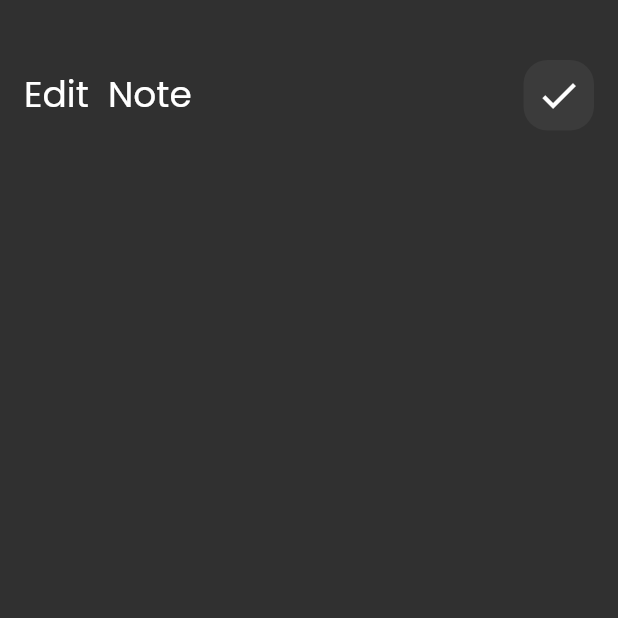
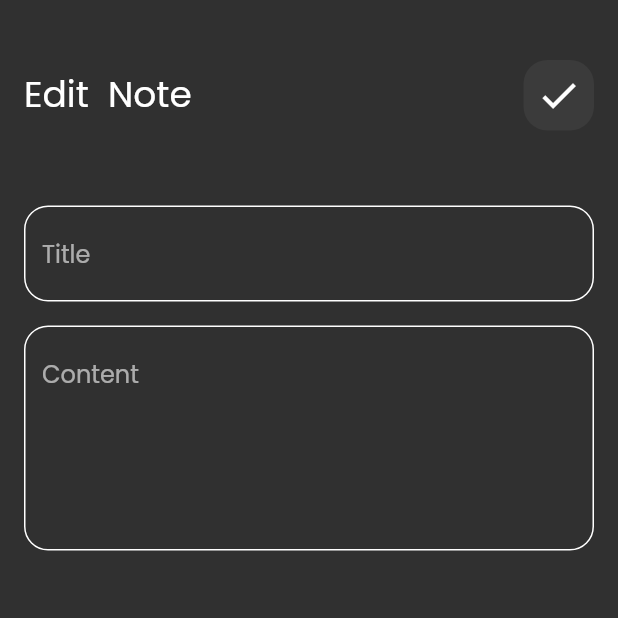
Before and after one commit to khaledabdelwahabgit/Notes-App, a Flutter app: the EditNoteView screen opened directly, on a phone screen of 412 x 824 dp, the top half of it. Run offline on Flutter 3.47's test engine with Material 2 defaults, Android fonts, the phone set to English and light mode, and no system bars; our stand-ins replace font_awesome_flutter.

Commit message:
edit note view ui done

```diff
--- a/lib/widgets/add_note_bottem_sheet.dart
+++ b/lib/widgets/add_note_bottem_sheet.dart
@@ -12,19 +12,17 @@ class AddNoteBottomSheet extends StatelessWidget {
       padding: const EdgeInsets.symmetric(horizontal: 16),
       child: SingleChildScrollView(
         child: Column(
-          children: [
+          children: const [
             SizedBox(
               height: 32,
             ),
             CustomTextField(
-              textAlign: TextAlignVertical.top,
               hint: 'Title',
             ),
             SizedBox(height: 15),
             CustomTextField(
               hint: 'content',
               maxline: 5,
-              textAlign: TextAlignVertical.bottom,
             ),
             SizedBox(
               height: 32,
--- a/lib/widgets/custom_textfield.dart
+++ b/lib/widgets/custom_textfield.dart
@@ -3,19 +3,18 @@ import 'package:notes_app/widgets/constants.dart';
 import 'package:notes_app/widgets/constants.dart';
 
 class CustomTextField extends StatelessWidget {
-  const CustomTextField(
-      {super.key,
-      required this.hint,
-      this.maxline = 1,
-      required this.textAlign});
+  const CustomTextField({
+    super.key,
+    required this.hint,
+    this.maxline = 1,
+  });
   final String hint;
   final int maxline;
-  final TextAlignVertical textAlign;
+
   @override
   Widget build(BuildContext context) {
     return TextField(
       maxLines: maxline,
-      textAlignVertical: textAlign,
       cursorColor: kPrimarycolor,
       decoration: InputDecoration(
         hintText: hint,
--- a/lib/widgets/edit_view_body.dart
+++ b/lib/widgets/edit_view_body.dart
@@ -1,5 +1,6 @@
 import 'package:flutter/material.dart';
 import 'package:notes_app/widgets/custom_app_bar.dart';
+import 'package:notes_app/widgets/custom_textfield.dart';
 
 class EditNoteViewBody extends StatelessWidget {
   const EditNoteViewBody({super.key});
@@ -17,6 +18,15 @@ class EditNoteViewBody extends StatelessWidget {
             icon: Icons.check,
             title: 'Edit  Note',
           ),
+          SizedBox(
+            height: 50,
+          ),
+          CustomTextField(hint: 'Title'),
+          SizedBox(height: 16),
+          CustomTextField(
+            hint: 'Content',
+            maxline: 5,
+          )
         ],
       ),
     );
```
